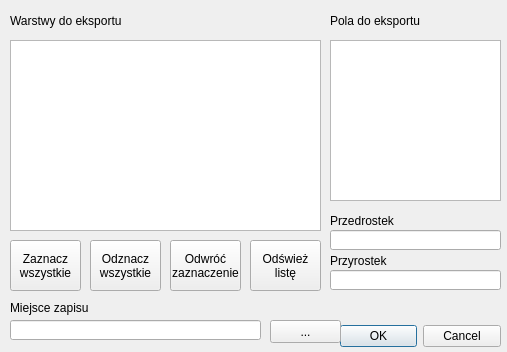
Qt form style_exporter/style_exporter_dialog_base.ui (Rzezimioszek/QGIS-style-exporter) before a commit.
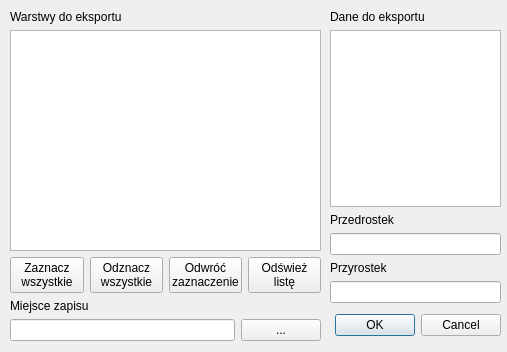
The same form after that commit.

```diff
--- a/style_exporter/style_exporter_dialog_base.ui
+++ b/style_exporter/style_exporter_dialog_base.ui
@@ -25,15 +25,52 @@
   <property name="windowTitle">
    <string>Style Exporter</string>
   </property>
+  <widget class="QWidget" name="verticalLayoutWidget">
+   <property name="geometry">
+    <rect>
+     <x>330</x>
+     <y>10</y>
+     <width>171</width>
+     <height>331</height>
+    </rect>
+   </property>
+   <layout class="QVBoxLayout" name="verticalLayout">
+    <item>
+     <widget class="QLabel" name="label_2">
+      <property name="text">
+       <string>Dane do eksportu</string>
+      </property>
+     </widget>
+    </item>
+    <item>
+     <widget class="QListWidget" name="listWidget_2">
+      <property name="selectionMode">
+       <enum>QAbstractItemView::MultiSelection</enum>
+      </property>
+     </widget>
+    </item>
+    <item>
+     <widget class="QLabel" name="label_4">
+      <property name="text">
+       <string>Przedrostek</string>
+      </property>
+     </widget>
+    </item>
+    <item>
+     <widget class="QLineEdit" name="lineEdit_2"/>
+    </item>
+    <item>
+     <widget class="QLabel" name="label_5">
+      <property name="text">
+       <string>Przyrostek</string>
+      </property>
+     </widget>
+    </item>
+    <item>
+     <widget class="QLineEdit" name="lineEdit_3"/>
+    </item>
+    <item>
   <widget class="QDialogButtonBox" name="button_box">
-   <property name="geometry">
-    <rect>
-     <x>340</x>
-     <y>320</y>
-     <width>161</width>
-     <height>32</height>
-    </rect>
-   </property>
    <property name="minimumSize">
     <size>
      <width>161</width>
@@ -47,50 +84,42 @@
     <set>QDialogButtonBox::Cancel|QDialogButtonBox::Ok</set>
    </property>
   </widget>
-  <widget class="QListWidget" name="listWidget">
+    </item>
+   </layout>
+  </widget>
+  <widget class="QWidget" name="verticalLayoutWidget_2">
    <property name="geometry">
     <rect>
      <x>10</x>
-     <y>40</y>
+     <y>10</y>
      <width>311</width>
-     <height>191</height>
+     <height>331</height>
     </rect>
    </property>
+   <layout class="QVBoxLayout" name="verticalLayout_2">
+    <item>
+     <widget class="QLabel" name="label_3">
+      <property name="text">
+       <string>Warstwy do eksportu</string>
+      </property>
+     </widget>
+    </item>
+    <item>
+     <widget class="QListWidget" name="listWidget">
    <property name="selectionMode">
     <enum>QAbstractItemView::MultiSelection</enum>
    </property>
   </widget>
-  <widget class="QPushButton" name="pushButton">
-   <property name="geometry">
-    <rect>
-     <x>270</x>
-     <y>320</y>
-     <width>71</width>
-     <height>23</height>
-    </rect>
-   </property>
-   <property name="text">
-    <string>...</string>
-   </property>
-  </widget>
-  <widget class="QLineEdit" name="lineEdit">
-   <property name="geometry">
-    <rect>
-     <x>10</x>
-     <y>320</y>
-     <width>251</width>
-     <height>20</height>
-    </rect>
-   </property>
-  </widget>
+    </item>
+    <item>
+     <layout class="QHBoxLayout" name="horizontalLayout">
+      <item>
   <widget class="QPushButton" name="pushButton_2">
-   <property name="geometry">
-    <rect>
-     <x>10</x>
-     <y>240</y>
-     <width>71</width>
-     <height>51</height>
-    </rect>
+        <property name="sizePolicy">
+         <sizepolicy hsizetype="Minimum" vsizetype="Minimum">
+          <horstretch>0</horstretch>
+          <verstretch>0</verstretch>
+         </sizepolicy>
    </property>
    <property name="text">
     <string>Zaznacz
@@ -103,14 +132,14 @@
     <bool>false</bool>
    </property>
   </widget>
+      </item>
+      <item>
   <widget class="QPushButton" name="pushButton_3">
-   <property name="geometry">
-    <rect>
-     <x>90</x>
-     <y>240</y>
-     <width>71</width>
-     <height>51</height>
-    </rect>
+        <property name="sizePolicy">
+         <sizepolicy hsizetype="Minimum" vsizetype="Minimum">
+          <horstretch>0</horstretch>
+          <verstretch>0</verstretch>
+         </sizepolicy>
    </property>
    <property name="text">
     <string>Odznacz
@@ -123,14 +152,14 @@
     <bool>false</bool>
    </property>
   </widget>
+      </item>
+      <item>
   <widget class="QPushButton" name="pushButton_4">
-   <property name="geometry">
-    <rect>
-     <x>170</x>
-     <y>240</y>
-     <width>71</width>
-     <height>51</height>
-    </rect>
+        <property name="sizePolicy">
+         <sizepolicy hsizetype="Minimum" vsizetype="Minimum">
+          <horstretch>0</horstretch>
+          <verstretch>0</verstretch>
+         </sizepolicy>
    </property>
    <property name="text">
     <string>Odwróć
@@ -143,14 +172,14 @@
     <bool>false</bool>
    </property>
   </widget>
+      </item>
+      <item>
   <widget class="QPushButton" name="pushButton_5">
-   <property name="geometry">
-    <rect>
-     <x>250</x>
-     <y>240</y>
-     <width>71</width>
-     <height>51</height>
-    </rect>
+        <property name="sizePolicy">
+         <sizepolicy hsizetype="Minimum" vsizetype="Minimum">
+          <horstretch>0</horstretch>
+          <verstretch>0</verstretch>
+         </sizepolicy>
    </property>
    <property name="text">
     <string>Odśwież
@@ -163,103 +192,31 @@
     <bool>false</bool>
    </property>
   </widget>
+      </item>
+     </layout>
+    </item>
+    <item>
   <widget class="QLabel" name="label">
-   <property name="geometry">
-    <rect>
-     <x>10</x>
-     <y>300</y>
-     <width>251</width>
-     <height>16</height>
-    </rect>
-   </property>
    <property name="text">
     <string>Miejsce zapisu</string>
    </property>
   </widget>
-  <widget class="QListWidget" name="listWidget_2">
-   <property name="geometry">
-    <rect>
-     <x>330</x>
-     <y>40</y>
-     <width>171</width>
-     <height>161</height>
-    </rect>
-   </property>
-   <property name="selectionMode">
-    <enum>QAbstractItemView::MultiSelection</enum>
-   </property>
-  </widget>
-  <widget class="QLabel" name="label_2">
-   <property name="geometry">
-    <rect>
-     <x>330</x>
-     <y>10</y>
-     <width>151</width>
-     <height>21</height>
-    </rect>
-   </property>
+    </item>
+    <item>
+     <layout class="QHBoxLayout" name="horizontalLayout_2">
+      <item>
+       <widget class="QLineEdit" name="lineEdit"/>
+      </item>
+      <item>
+       <widget class="QPushButton" name="pushButton">
    <property name="text">
-    <string>Pola do eksportu</string>
-   </property>
-  </widget>
-  <widget class="QLabel" name="label_3">
-   <property name="geometry">
-    <rect>
-     <x>10</x>
-     <y>10</y>
-     <width>131</width>
-     <height>21</height>
-    </rect>
-   </property>
-   <property name="text">
-    <string>Warstwy do eksportu</string>
-   </property>
-  </widget>
-  <widget class="QLabel" name="label_5">
-   <property name="geometry">
-    <rect>
-     <x>330</x>
-     <y>250</y>
-     <width>171</width>
-     <height>21</height>
-    </rect>
-   </property>
-   <property name="text">
-    <string>Przyrostek</string>
-   </property>
-  </widget>
-  <widget class="QLineEdit" name="lineEdit_3">
-   <property name="geometry">
-    <rect>
-     <x>330</x>
-     <y>270</y>
-     <width>171</width>
-     <height>20</height>
-    </rect>
-   </property>
-  </widget>
-  <widget class="QLineEdit" name="lineEdit_2">
-   <property name="geometry">
-    <rect>
-     <x>330</x>
-     <y>230</y>
-     <width>171</width>
-     <height>20</height>
-    </rect>
-   </property>
-  </widget>
-  <widget class="QLabel" name="label_4">
-   <property name="geometry">
-    <rect>
-     <x>330</x>
-     <y>210</y>
-     <width>171</width>
-     <height>21</height>
-    </rect>
-   </property>
-   <property name="text">
-    <string>Przedrostek</string>
-   </property>
+         <string>...</string>
+        </property>
+       </widget>
+      </item>
+     </layout>
+    </item>
+   </layout>
   </widget>
  </widget>
  <resources/>
```
Lines whose indentation alone changed are shown as unchanged.
